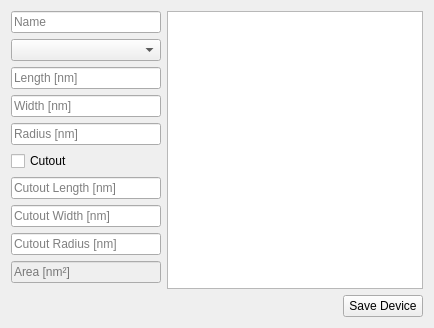
This is modules/device/DeviceWidgetEdit.ui in Silas-Hoerz/Modulab as Qt 5 draws it before an edit. The edited form follows.
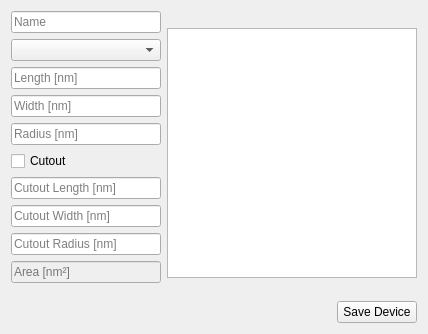
This is the edited form.

The edit to the form file:
```diff
--- a/modules/device/DeviceWidgetEdit.ui
+++ b/modules/device/DeviceWidgetEdit.ui
@@ -6,16 +6,28 @@
    <rect>
     <x>0</x>
     <y>0</y>
-    <width>434</width>
-    <height>328</height>
+    <width>428</width>
+    <height>334</height>
    </rect>
   </property>
   <property name="sizePolicy">
-   <sizepolicy hsizetype="Minimum" vsizetype="Fixed">
+   <sizepolicy hsizetype="Minimum" vsizetype="Minimum">
     <horstretch>0</horstretch>
     <verstretch>0</verstretch>
    </sizepolicy>
   </property>
+  <property name="minimumSize">
+   <size>
+    <width>428</width>
+    <height>334</height>
+   </size>
+  </property>
+  <property name="maximumSize">
+   <size>
+    <width>800</width>
+    <height>334</height>
+   </size>
+  </property>
   <property name="windowTitle">
    <string>Edit Device</string>
   </property>
@@ -122,7 +134,26 @@
       </layout>
      </item>
      <item>
-      <widget class="QGraphicsView" name="graphicsView"/>
+      <widget class="QGraphicsView" name="graphicsView">
+       <property name="sizePolicy">
+        <sizepolicy hsizetype="Minimum" vsizetype="Minimum">
+         <horstretch>0</horstretch>
+         <verstretch>0</verstretch>
+        </sizepolicy>
+       </property>
+       <property name="minimumSize">
+        <size>
+         <width>250</width>
+         <height>250</height>
+        </size>
+       </property>
+       <property name="maximumSize">
+        <size>
+         <width>250</width>
+         <height>250</height>
+        </size>
+       </property>
+      </widget>
      </item>
     </layout>
    </item>
```
